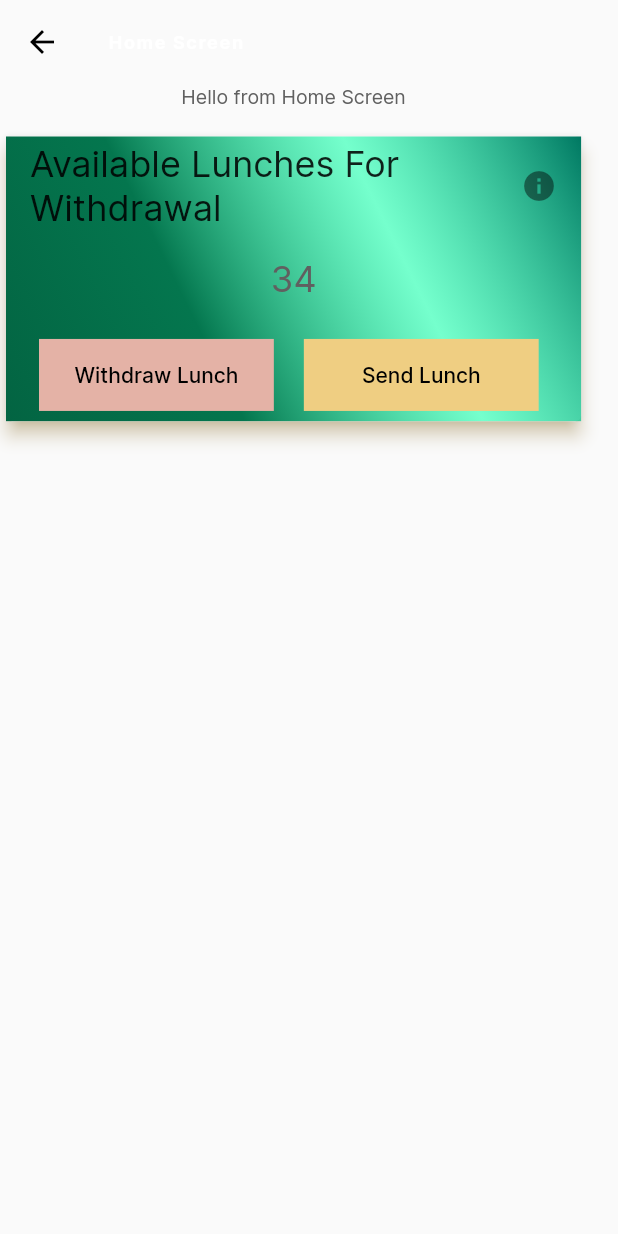
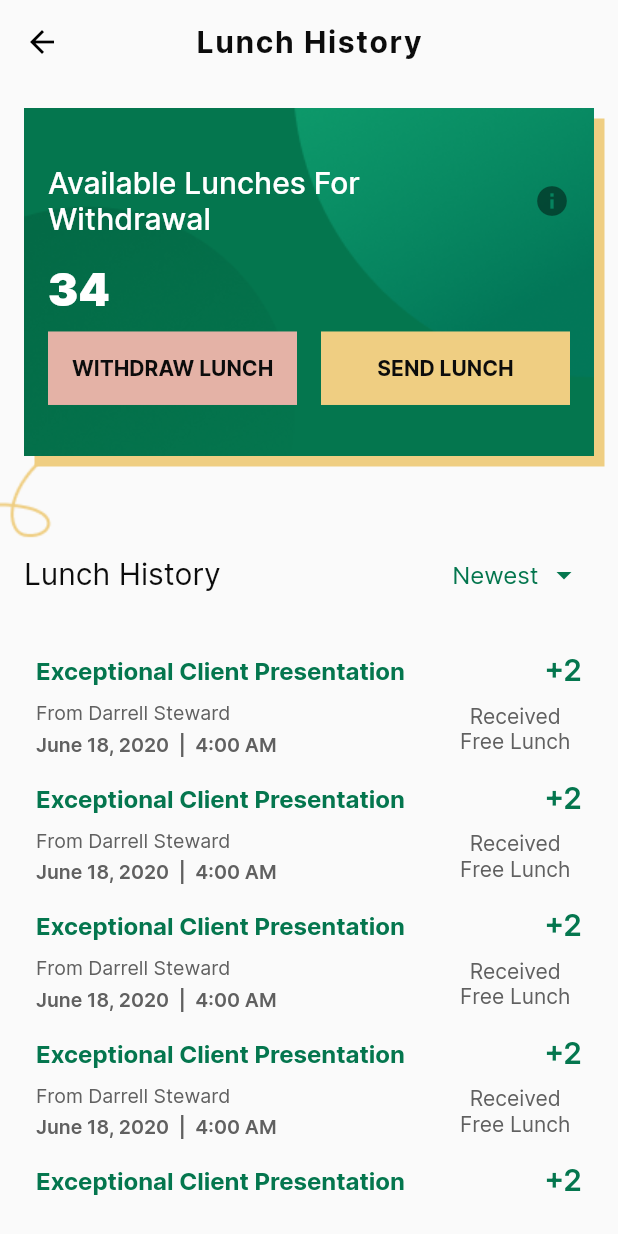
Before and after one commit to hngx-org/Eagles-food-mobile, a Flutter app: the HomeScreen screen opened directly, after a tap on "Send Lunch", on a phone screen of 412 x 824 dp. Run offline on Flutter 3.47's test engine with Material 2 defaults, Android fonts, the phone set to English and light mode, and no system bars; our stand-ins replace connectivity_plus, fluttertoast, shared_preferences; accounts and stored records are empty.

Commit message:
lunch history screen

```diff
--- a/lib/configs/colors.dart
+++ b/lib/configs/colors.dart
@@ -11,5 +11,6 @@ class ColorUtils {
   static Color Black   = const Color(0xff0c0c0c);
   static Color LightBlack   = const Color(0xff1b1b1b);
   static Color White   = const Color(0xffffffff);
+  static Color EbaTan   = const Color(0xffe4b2a6);
 
 }
--- a/lib/screens/auth/login.dart
+++ b/lib/screens/auth/login.dart
@@ -118,7 +118,7 @@ class _LoginState extends State<Login> {
                             )
                           ],
                         ),
-                      ),
+                        ),
                       Padding(
                         padding: const EdgeInsets.symmetric(vertical: 15.0),
                         child: Column(
--- a/lib/screens/auth/login_options.dart
+++ b/lib/screens/auth/login_options.dart
@@ -1,7 +1,9 @@
 import 'package:flutter/material.dart';
 import 'package:hng_task3/configs/colors.dart';
 import 'package:hng_task3/screens/auth/login.dart';
+import 'package:hng_task3/screens/home/home_screen.dart';
 import 'package:hng_task3/widgets/custom_button.dart';
+
 class LoginOptions extends StatefulWidget {
   const LoginOptions({super.key});
 
@@ -13,7 +15,6 @@ class _LoginOptionsState extends State<LoginOptions> {
   @override
   Widget build(BuildContext context) {
     return Scaffold(
-
       body: Container(
         alignment: Alignment.center,
         height: double.infinity,
@@ -24,39 +25,72 @@ class _LoginOptionsState extends State<LoginOptions> {
             crossAxisAlignment: CrossAxisAlignment.center,
             mainAxisAlignment: MainAxisAlignment.center,
             children: [
-              Image.asset("assets/logo/logo_green.png", height: 140, width: 140, fit: BoxFit.contain,),
-              Padding(
-                padding: const EdgeInsets.symmetric(vertical:10.0),
-                child: Text("Free Launch",
-                  style: Theme.of(context).textTheme.displayLarge,),
+              Image.asset(
+                "assets/logo/logo_green.png",
+                height: 140,
+                width: 140,
+                fit: BoxFit.contain,
               ),
-
               Padding(
                 padding: const EdgeInsets.symmetric(vertical: 10.0),
-                child: Text("Reward Employees with Lunch",
-                  style: Theme.of(context).textTheme.bodyLarge?.copyWith(
-                      color: ColorUtils.Grey
-                  ),),
+                child: Text(
+                  "Free Launch",
+                  style: Theme.of(context).textTheme.displayLarge,
+                ),
               ),
-
-              Padding(
-                padding: const EdgeInsets.only(left: 20.0, right: 20, top: 50, bottom: 30),
-                child: Text("Elevate your afternoons with a touch of flavor.",
-                  textAlign: TextAlign.center,
-                  style: Theme.of(context).textTheme.displayMedium?.copyWith(
-                  ),),
-              ),
-
               Padding(
                 padding: const EdgeInsets.symmetric(vertical: 10.0),
-                child: CustomButton(onPress: (){
-                  Navigator.push(context, MaterialPageRoute(builder: (context) => const Login()));
-                }, buttonText: "Login With Email", buttonColor: ColorUtils.Green, textColor: ColorUtils.White, icon: "assets/icons/icon-email.png", iconHeight: 30, iconWidth: 30, padding: const EdgeInsets.symmetric(vertical: 20),),
+                child: Text(
+                  "Reward Employees with Lunch",
+                  style: Theme.of(context)
+                      .textTheme
+                      .bodyLarge
+                      ?.copyWith(color: ColorUtils.Grey),
+                ),
               ),
-
+              Padding(
+                padding: const EdgeInsets.only(
+                    left: 20.0, right: 20, top: 50, bottom: 30),
+                child: Text(
+                  "Elevate your afternoons with a touch of flavor.",
+                  textAlign: TextAlign.center,
+                  style: Theme.of(context).textTheme.displayMedium?.copyWith(),
+                ),
+              ),
               Padding(
                 padding: const EdgeInsets.symmetric(vertical: 10.0),
-                child: CustomButton(onPress: (){}, buttonText: "Login With Google", isOutlined: true, outlineColor: ColorUtils.LightGrey, textColor: ColorUtils.Black, icon: "assets/icons/icon-google.png", iconHeight: 30, iconWidth: 30, padding: const EdgeInsets.symmetric(vertical: 20),),
+                child: CustomButton(
+                  onPress: () {
+                    Navigator.push(context,
+                        MaterialPageRoute(builder: (context) => const Login()));
+                  },
+                  buttonText: "Login With Email",
+                  buttonColor: ColorUtils.Green,
+                  textColor: ColorUtils.White,
+                  icon: "assets/icons/icon-email.png",
+                  iconHeight: 30,
+                  iconWidth: 30,
+                  padding: const EdgeInsets.symmetric(vertical: 20),
+                ),
+              ),
+              Padding(
+                padding: const EdgeInsets.symmetric(vertical: 10.0),
+                child: CustomButton(
+                  onPress: () {
+                    Navigator.push(
+                        context,
+                        MaterialPageRoute(
+                            builder: (context) => const HomeScreen()));
+                  },
+                  buttonText: "Login With Google",
+                  isOutlined: true,
+                  outlineColor: ColorUtils.LightGrey,
+                  textColor: ColorUtils.Black,
+                  icon: "assets/icons/icon-google.png",
+                  iconHeight: 30,
+                  iconWidth: 30,
+                  padding: const EdgeInsets.symmetric(vertical: 20),
+                ),
               ),
             ],
           ),
--- a/lib/screens/home/available_lunch.dart
+++ b/lib/screens/home/available_lunch.dart
@@ -1,4 +1,6 @@
 import 'package:flutter/material.dart';
+import 'package:hng_task3/screens/launch_history/lunch_history_screen.dart';
+
 
 class AvailableLunch extends StatefulWidget {
   const AvailableLunch({super.key});
@@ -42,41 +44,50 @@ class _AvailableLunchState extends State<AvailableLunch> {
                 ),
                 //TODO DISPLAY THE NUMBER OF AVAILABLE LUNCHES
                 Container(
-                  height: MediaQuery.sizeOf(context).height*0.04,
-                  decoration: const BoxDecoration(
-                    color: Colors.transparent
+                  height: MediaQuery.sizeOf(context).height * 0.04,
+                  decoration: const BoxDecoration(color: Colors.transparent),
+                  child: const Center(
+                    child: Text(
+                      '34',
+                      style: TextStyle(fontSize: 24),
                     ),
-                  child: const Center(
-                    child: Text('34',style: TextStyle(
-                      fontSize: 24
-                    ),),
                   ),
                 ),
                 const SizedBox(
                   height: 13,
                 ),
-               Padding(padding: const EdgeInsets.fromLTRB(12, 0, 12, 5),child:  Row(
+                Padding(
+                  padding: const EdgeInsets.fromLTRB(12, 0, 12, 5),
+                  child: Row(
                     children: [
                       Padding(
                         padding: const EdgeInsets.all(10),
                         child: Container(
-                       width: MediaQuery.sizeOf(context).width*0.38,
+                          width: MediaQuery.sizeOf(context).width * 0.38,
                           decoration: const BoxDecoration(
                               color: Color.fromRGBO(228, 178, 166, 1)),
                           child: TextButton(
                               onPressed: () {},
-                           child: const Text('Withdraw Lunch',style: TextStyle(color: Colors.black),)),
+                              child: const Text(
+                                'Withdraw Lunch',
+                                style: TextStyle(color: Colors.black),
+                              )),
                         ),
                       ),
                       Padding(
                         padding: const EdgeInsets.all(10),
                         child: Container(
-                       width: MediaQuery.sizeOf(context).width*0.38,
+                          width: MediaQuery.sizeOf(context).width * 0.38,
                           decoration: const BoxDecoration(
-                           color: Color.fromRGBO(239, 206, 130, 1)
-                       ),
+                              color: Color.fromRGBO(239, 206, 130, 1)),
                           child: TextButton(
-                           onPressed: () {},
+                              onPressed: () {
+                                Navigator.push(
+                                    context,
+                                    MaterialPageRoute(
+                                        builder: (context) =>
+                                            const LaunchHistoryScreen()));
+                              },
                               child: const Text(
                                 'Send Lunch',
                                 style: TextStyle(color: Colors.black),
@@ -84,7 +95,8 @@ class _AvailableLunchState extends State<AvailableLunch> {
                         ),
                       )
                     ],
-               ),)
+                  ),
+                )
               ],
             ),
           )),
--- /dev/null
+++ b/lib/screens/launch_history/lunch_history_screen.dart
@@ -0,0 +1,43 @@
+import 'package:flutter/material.dart';
+import 'package:hng_task3/configs/colors.dart';
+import 'package:hng_task3/widgets/lunch_history/available_lunch_card.dart';
+import 'package:hng_task3/widgets/lunch_history/lunch_history_widget.dart';
+
+class LaunchHistoryScreen extends StatefulWidget {
+  const LaunchHistoryScreen({Key? key}) : super(key: key);
+
+  @override
+  State<LaunchHistoryScreen> createState() => _LaunchHistoryScreenState();
+}
+
+class _LaunchHistoryScreenState extends State<LaunchHistoryScreen> {
+  @override
+  Widget build(BuildContext context) {
+    return Scaffold(
+      appBar: AppBar(
+        centerTitle: true,
+        title: Text(
+          "Lunch History",
+          style: TextStyle(
+              fontSize: 20,
+              color: ColorUtils.Black,
+              fontWeight: FontWeight.w700),
+        ),
+      ),
+      body: const SafeArea(
+        child: Padding(
+          padding: EdgeInsets.all(16.0),
+          child: Column(
+            children: [
+              AvailableLunchCard(),
+              SizedBox(
+                height: 55,
+              ),
+              Expanded(child: LunchHistoryWidget()),
+            ],
+          ),
+        ),
+      ),
+    );
+  }
+}
--- a/lib/screens/withdraw/withdraw_success_screen.dart
+++ b/lib/screens/withdraw/withdraw_success_screen.dart
@@ -32,8 +32,10 @@ class WithdrawSuccessScreen extends StatelessWidget {
                 height: 50,
                 child: ElevatedButton(
                   child: Text('CONTINUE'),
-                style: ElevatedButton.styleFrom(backgroundColor: const Color.fromARGB(255, 19, 107, 22),
-                shape: const RoundedRectangleBorder(borderRadius: BorderRadius.all(Radius.zero))
+                  style: ElevatedButton.styleFrom(
+                      backgroundColor: const Color.fromARGB(255, 19, 107, 22),
+                      shape: const RoundedRectangleBorder(
+                          borderRadius: BorderRadius.all(Radius.zero))
                   ),
                   onPressed: () {},
                 ),
--- /dev/null
+++ b/lib/widgets/common/lunch_history_item.dart
@@ -0,0 +1,84 @@
+import 'package:flutter/material.dart';
+import 'package:hng_task3/configs/colors.dart';
+
+class LaunchHistoryItem extends StatelessWidget {
+  const LaunchHistoryItem({Key? key}) : super(key: key);
+
+  @override
+  Widget build(BuildContext context) {
+    return Container(
+      child: Column(
+        children: [
+          Row(
+            children: [
+              Expanded(
+                child: Text(
+                  'Exceptional Client Presentation',
+                  style: Theme.of(context).textTheme.titleMedium?.copyWith(
+                      fontSize: 16,
+                      fontWeight: FontWeight.w700,
+                      color: ColorUtils.Green),
+                ),
+              ),
+              const SizedBox(
+                width: 8,
+              ),
+              Text(
+                '+2',
+                style: Theme.of(context).textTheme.titleMedium?.copyWith(
+                    fontSize: 20,
+                    fontWeight: FontWeight.w600,
+                    color: ColorUtils.Green),
+              ),
+            ],
+          ),
+          const SizedBox(
+            height: 8,
+          ),
+          Row(
+            children: [
+              Expanded(
+                flex: 3,
+                child: Column(
+                  crossAxisAlignment: CrossAxisAlignment.start,
+                  children: [
+                    Text(
+                      'From Darrell Steward',
+                      style: Theme.of(context).textTheme.titleMedium?.copyWith(
+                          fontSize: 13,
+                          fontWeight: FontWeight.w400,
+                          color: ColorUtils.Grey),
+                    ),
+                    const SizedBox(height: 5,),
+                    Text(
+                      'June 18, 2020  |  4:00 AM',
+                      style: Theme.of(context).textTheme.titleMedium?.copyWith(
+                          fontSize: 13,
+                          fontWeight: FontWeight.w600,
+                          color: ColorUtils.Grey),
+                    ),
+                  ],
+                ),
+              ),
+              const SizedBox(
+                width: 8,
+              ),
+              Expanded(
+                flex: 1,
+                child: Text(
+                  'Received Free Lunch',
+                  textAlign: TextAlign.center,
+                  style: Theme.of(context).textTheme.bodyMedium?.copyWith(
+                      fontSize: 14,
+                      fontWeight: FontWeight.w400,
+                      color: ColorUtils.Grey),
+                ),
+              ),
+            ],
+          ),
+
+        ],
+      ),
+    );
+  }
+}
--- a/lib/widgets/custom_button.dart
+++ b/lib/widgets/custom_button.dart
@@ -1,9 +1,9 @@
 import 'package:flutter/material.dart';
 import 'package:hng_task3/configs/colors.dart';
+
 class CustomButton extends StatelessWidget {
-
-  const CustomButton({
-    required this.onPress,
+  const CustomButton(
+      {required this.onPress,
       this.buttonText,
       this.buttonColor,
       this.fontSize = 16,
@@ -14,8 +14,7 @@ class CustomButton extends StatelessWidget {
       this.centerText = true,
       this.icon,
       this.iconHeight = 20,
-    this.iconWidth = 20
-});
+      this.iconWidth = 20});
 
   final fontSize;
   final buttonText;
@@ -58,19 +57,23 @@ class CustomButton extends StatelessWidget {
           crossAxisAlignment: CrossAxisAlignment.center,
           mainAxisAlignment: MainAxisAlignment.center,
           children: [
-            if(icon != null) Padding(
+            if (icon != null)
+              Padding(
                 padding: const EdgeInsets.only(right: 20.0),
-              child: Image.asset(icon, height: iconHeight.toDouble(), width: iconWidth.toDouble()),
+                child: Image.asset(icon,
+                    height: iconHeight.toDouble(), width: iconWidth.toDouble()),
               ),
-            Text(icon == null ? buttonText.toUpperCase() : buttonText,
+            Text(
+              icon == null ? buttonText.toUpperCase() : buttonText,
               style: Theme.of(context).textTheme.headlineMedium?.copyWith(
                     color: textColor,
                     fontSize: fontSize.toDouble(),
+                    fontFamily: 'Inter',
                     fontWeight: FontWeight.w700,
-              ),),
+                  ),
+            ),
           ],
         ),
-
       ),
     );
   }
--- /dev/null
+++ b/lib/widgets/lunch_history/available_lunch_card.dart
@@ -0,0 +1,106 @@
+import 'package:flutter/material.dart';
+import 'package:hng_task3/configs/colors.dart';
+import 'package:hng_task3/widgets/custom_button.dart';
+
+class AvailableLunchCard extends StatelessWidget {
+  const AvailableLunchCard({Key? key}) : super(key: key);
+
+  @override
+  Widget build(BuildContext context) {
+    return Stack(
+      clipBehavior: Clip.none,
+      children: [
+        Positioned(
+            left: -16,
+            bottom: -150,
+            child: Image.asset('assets/images/line-vector.png')),
+
+        Container(
+          decoration: BoxDecoration(
+            color: ColorUtils.Green,
+            image: const DecorationImage(
+                image: AssetImage(
+                  'assets/images/withdrawal-bg.png',
+                ),
+                fit: BoxFit.cover),
+            boxShadow: [
+              BoxShadow(
+                color: ColorUtils.Yellow,
+                blurRadius: 0,
+                offset: const Offset(7, 7),
+                spreadRadius: 0,
+              )
+            ],
+          ),
+          padding: const EdgeInsets.symmetric(vertical: 16, horizontal: 16),
+          child: SizedBox(
+            height: 200,
+            width: MediaQuery.of(context).size.width,
+            child: Center(
+              child: Column(
+                mainAxisSize: MainAxisSize.min,
+                mainAxisAlignment: MainAxisAlignment.start,
+                crossAxisAlignment: CrossAxisAlignment.start,
+                children: [
+                   ListTile(
+                    contentPadding: EdgeInsets.zero,
+                    title: Text(
+                      'Available Lunches For\nWithdrawal',
+                      style: Theme.of(context).textTheme.displaySmall?.copyWith(color: ColorUtils.White,),
+                    ),
+                    trailing:const Wrap(
+                      children: [Icon(Icons.info)],
+                    ),
+                  ),
+                  const SizedBox(
+                    height: 13,
+                  ),
+
+                  Container(
+                    height: MediaQuery.sizeOf(context).height * 0.04,
+                    decoration: const BoxDecoration(color: Colors.transparent),
+                    child: Text(
+                      '34',
+                      style: Theme.of(context)
+                          .textTheme
+                          .displayLarge
+                          ?.copyWith(color: Colors.white),
+                    ),
+                  ),
+                  const SizedBox(
+                    height: 13,
+                  ),
+                  Row(
+                    children: [
+                      Expanded(
+                          child: CustomButton(
+                        onPress: () {},
+                        fontSize: 14,
+                        buttonText: 'withdraw lunch',
+                        buttonColor: ColorUtils.EbaTan,
+                        textColor: ColorUtils.Black,
+                        padding: const EdgeInsets.all(16),
+                      )),
+                      const SizedBox(
+                        width: 16,
+                      ),
+                      Expanded(
+                          child: CustomButton(
+                        onPress: () {},
+                        fontSize: 14,
+                        buttonText: 'send lunch',
+                        buttonColor: ColorUtils.Yellow,
+                        textColor: ColorUtils.Black,
+                        padding: const EdgeInsets.all(16),
+                      )),
+                    ],
+                  )
+                ],
+              ),
+            ),
+          ),
+        ),
+      ],
+    );
+  }
+}
--- /dev/null
+++ b/lib/widgets/lunch_history/lunch_history_widget.dart
@@ -0,0 +1,58 @@
+import 'package:flutter/material.dart';
+import 'package:hng_task3/configs/colors.dart';
+import 'package:hng_task3/widgets/common/lunch_history_item.dart';
+
+class LunchHistoryWidget extends StatefulWidget {
+  const LunchHistoryWidget({Key? key}) : super(key: key);
+
+  @override
+  State<LunchHistoryWidget> createState() => _LunchHistoryWidgetState();
+}
+
+class _LunchHistoryWidgetState extends State<LunchHistoryWidget> {
+  @override
+  Widget build(BuildContext context) {
+    return Column(
+      children: [
+        Row(
+          children: [
+            Expanded(
+              child: Text(
+                "Lunch History",
+                style: TextStyle(fontSize: 20, color: ColorUtils.Black),
+              ),
+            ),
+            TextButton(
+                style: TextButton.styleFrom(foregroundColor: ColorUtils.Green),
+                onPressed: () {},
+                child: Row(
+                  children: [
+                    Text(
+                      'Newest',
+                      style: Theme.of(context)
+                          .textTheme
+                          .titleMedium
+                          ?.copyWith(color: ColorUtils.Green),
+                    ),
+                    const SizedBox(
+                      width: 5,
+                    ),
+                    const Icon(Icons.arrow_drop_down)
+                  ],
+                ))
+          ],
+        ),
+        const SizedBox(
+          height: 20,
+        ),
+        Expanded(
+            child: ListView.builder(
+          itemBuilder: (context, index) => const Padding(
+            padding: EdgeInsets.all(8.0),
+            child: LaunchHistoryItem(),
+          ),
+        ))
+      ],
+    );
+  }
+}
```
Also changed, not shown: lib/configs/theme.dart (+7 -17 lines), lib/network/network_utils.dart (+6 -7 lines), assets/images/line-vector.png (added), lib/widgets/common/lunch_history.dart (deleted), pubspec.lock, 4 other files. Lines whose indentation alone changed are shown as unchanged.
